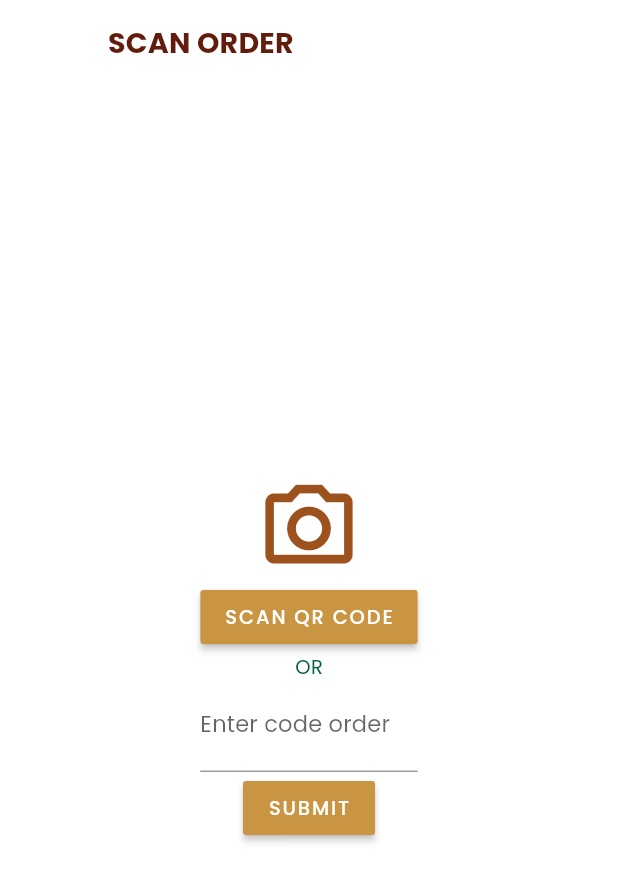
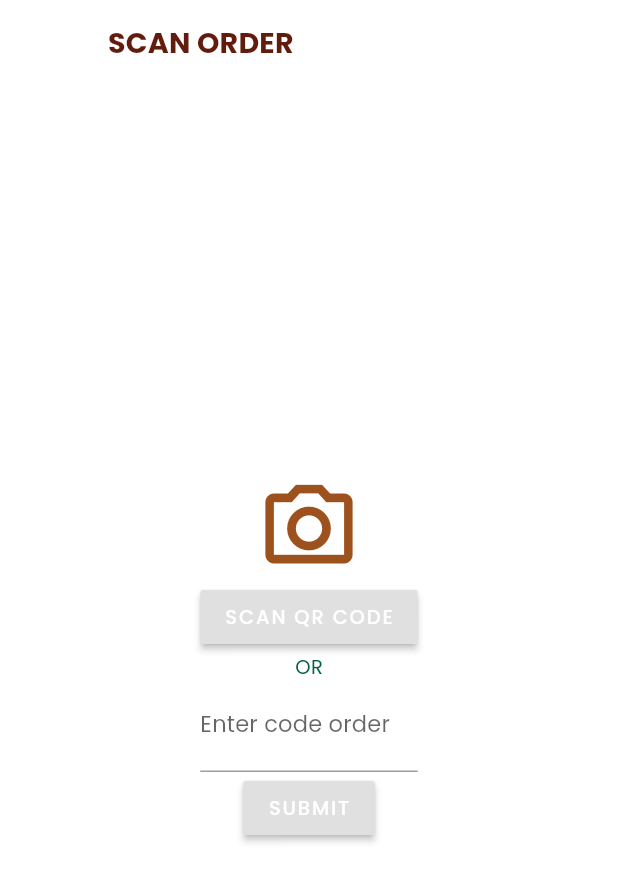
Before and after one commit to kaikoga45/myboba, a Flutter app: the ScannerPage screen opened directly, on a phone screen of 412 x 824 dp. Shown: the top 882 px of the screen. Run offline on Flutter 3.47's test engine with Material 2 defaults, Android fonts, the light colour scheme and no system bars; our stand-ins replace cloud_firestore, firebase_auth, firebase_core, font_awesome_flutter, google_fonts, modal_progress_hud and 1 more; missing offline and left inert: flutter_barcode_scanner; accounts and stored records are empty; network calls fail.

Commit message:
Added color palettes

```diff
--- a/lib/ui/customer/theme/main_theme.dart
+++ b/lib/ui/customer/theme/main_theme.dart
@@ -3,7 +3,6 @@ import 'package:google_fonts/google_fonts.dart';
 
 final ThemeData themeData = ThemeData(
   primaryColor: Color(0xFFFFFFFF),
-  accentColor: Color(0xFF9D521E),
   textTheme: TextTheme(
     headline1: GoogleFonts.poppins(
       fontSize: 93,
@@ -83,7 +82,6 @@ final ThemeData themeData = ThemeData(
     ),
   ),
   iconTheme: IconThemeData(color: Color(0xFF9D521E)),
-  buttonColor: Color(0xFFC99542),
   appBarTheme: AppBarTheme(color: Color(0xFFFFFFFF)),
   scaffoldBackgroundColor: Color(0xFFFFFFFF),
   cardColor: Color(0xFFFAFAFA),
--- a/lib/ui/staff/theme/material_theme.dart
+++ b/lib/ui/staff/theme/material_theme.dart
@@ -3,7 +3,6 @@ import 'package:google_fonts/google_fonts.dart';
 
 final ThemeData themeData = ThemeData(
   primaryColor: Color(0xFFFFFFFF),
-  accentColor: Color(0xFF9D521E),
   textTheme: TextTheme(
     headline1: GoogleFonts.poppins(
       fontSize: 93,
@@ -83,7 +82,6 @@ final ThemeData themeData = ThemeData(
     ),
   ),
   iconTheme: IconThemeData(color: Color(0xFF9D521E)),
-  buttonColor: Color(0xFFC99542),
   appBarTheme: AppBarTheme(color: Color(0xFFFFFFFF)),
   scaffoldBackgroundColor: Color(0xFFFFFFFF),
   cardColor: Color(0xFFFAFAFA),
```
Also changed, not shown: lib/ui/customer/theme/color_palettes.dart (added, +8 -0 lines).
